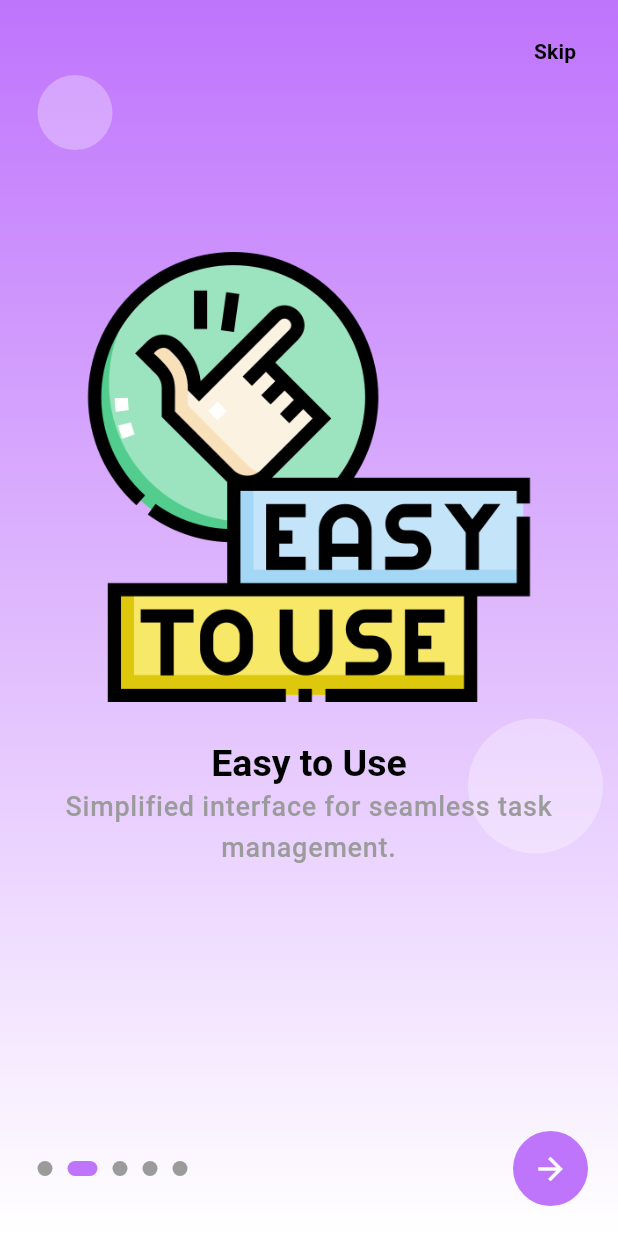
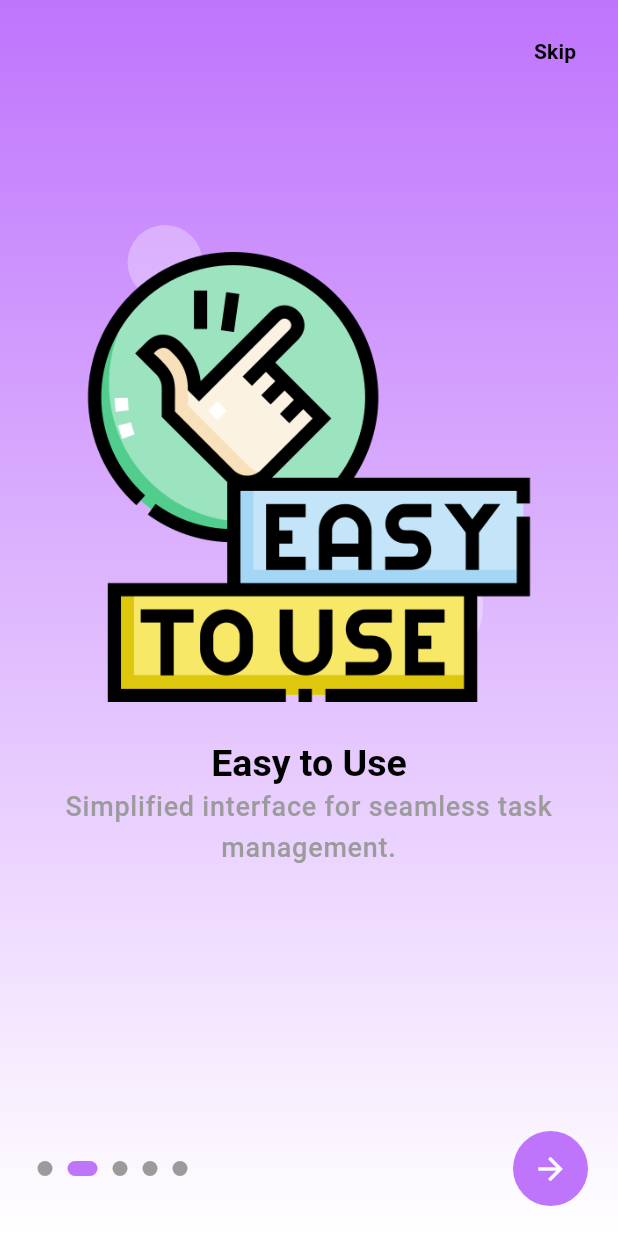
Before and after one commit to ouss-100/tasksync, a Flutter app: the screen it shows after launch, after a tap on the "arrow forward" icon, on a phone screen of 412 x 824 dp. Run offline on Flutter 3.47's test engine with Material 3 defaults, Android fonts, the phone set to English and light mode, and no system bars; our stand-ins replace get; Roboto replaces fonts that are missing (PlayfairDisplay); project files that could hold a hidden picture were left out.

Commit message:
cercels animation

```diff
--- a/lib/controller/onboarding_controller.dart
+++ b/lib/controller/onboarding_controller.dart
@@ -11,9 +11,18 @@ class OnboardingControllerImpl extends OnboardingController {
   late PageController pageController;
   int currentIndex = 0;
 
+  // Variables for circle positions
+  double circle1Left = 25;
+  double circle1Top = 50;
+  double circle2Right = 10;
+  double circle2Bottom = 100;
+  double circle3Left = 100;
+  double circle3Top = 200;
+
   @override
   next() {
     currentIndex++;
+    updateCirclePositions();
 
     if (currentIndex > onBoardingData.length - 1) {
       Get.offAllNamed('/login');
@@ -24,7 +33,6 @@ class OnboardingControllerImpl extends OnboardingController {
   }
 
   @override
-  @override
   void onInit() {
     pageController = PageController();
     super.onInit();
@@ -33,6 +41,18 @@ class OnboardingControllerImpl extends OnboardingController {
   @override
   onPageChanged(int index) {
     currentIndex = index;
+    updateCirclePositions();
     update();
   }
+
+  // Method to update circle positions
+  void updateCirclePositions() {
+    circle1Left = (circle1Left + 30) % Get.width;
+    circle1Top = (circle1Top + 50) % Get.height;
+    circle2Right = (circle2Right + 40) % Get.width;
+    circle2Bottom = (circle2Bottom + 60) % Get.height;
+    circle3Left = (circle3Left + 50) % Get.width;
+    circle3Top = (circle3Top + 70) % Get.height;
+    update(); // Notify listeners to update the UI
+  }
 }
--- a/lib/view/widget/onboarding/background.dart
+++ b/lib/view/widget/onboarding/background.dart
@@ -8,8 +8,7 @@ class Background extends GetView<OnboardingControllerImpl> {
 
   @override
   Widget build(BuildContext context) {
-    return GetBuilder<OnboardingControllerImpl>(
-      builder: (conttroller) {
+    return GetBuilder<OnboardingControllerImpl>(builder: (controller) {
       return Container(
         decoration: const BoxDecoration(
           gradient: LinearGradient(
@@ -20,9 +19,11 @@ class Background extends GetView<OnboardingControllerImpl> {
         ),
         child: Stack(
           children: [
-              Positioned(
-                left: 25,
-                top: 50,
+            AnimatedPositioned(
+              left: controller.circle1Left,
+              top: controller.circle1Top,
+              duration: const Duration(milliseconds: 400),
+              curve: Curves.easeInOut,
               child: Container(
                 width: 50,
                 height: 50,
@@ -32,9 +33,11 @@ class Background extends GetView<OnboardingControllerImpl> {
                 ),
               ),
             ),
-              Positioned(
-                right: 10,
-                bottom: 100,
+            AnimatedPositioned(
+              right: controller.circle2Right,
+              bottom: controller.circle2Bottom,
+              duration: const Duration(milliseconds: 400),
+              curve: Curves.easeInOut,
               child: Container(
                 width: 90,
                 height: 400,
@@ -44,9 +47,11 @@ class Background extends GetView<OnboardingControllerImpl> {
                 ),
               ),
             ),
-              Positioned(
-                left: 100,
-                top: 200,
+            AnimatedPositioned(
+              left: controller.circle3Left,
+              top: controller.circle3Top,
+              duration: const Duration(milliseconds: 400),
+              curve: Curves.easeInOut,
               child: Container(
                 width: 90,
                 height: 90,
@@ -59,7 +64,6 @@ class Background extends GetView<OnboardingControllerImpl> {
           ],
         ),
       );
-      }
-    );
+    });
   }
 }
```
Lines whose indentation alone changed are shown as unchanged.
